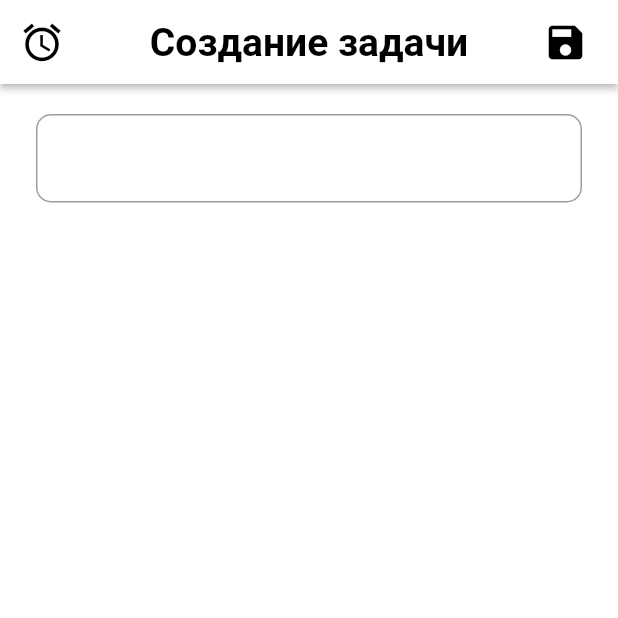
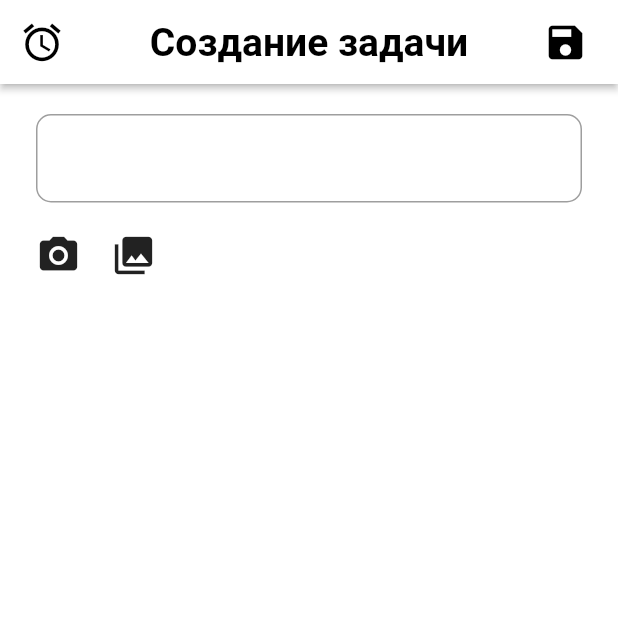
Before and after one commit to VadimKV44/to_do_fojin, a Flutter app: the screen it shows after launch, after a tap on the "add" icon, on a phone screen of 412 x 824 dp, the top half of it. Run offline on Flutter 3.47's test engine with Material 2 defaults, Android fonts, the phone set to English and light mode, and no system bars; our stand-ins replace bloc, flutter_bloc, flutter_local_notifications, hive, hive_flutter, image_picker and 1 more; missing offline and left inert: omni_datetime_picker; accounts and stored records are empty.

Commit message:
Add ability to attach a photo to todo

```diff
--- a/lib/local_storage/adapters/task_adapter.dart
+++ b/lib/local_storage/adapters/task_adapter.dart
@@ -10,7 +10,8 @@ class TaskAdapter extends TypeAdapter<TaskModel> {
     final String text = reader.readString();
     final String id = reader.readString();
     final String reminderTime = reader.readString();
-    return TaskModel(text: text, id: id, reminderTime: reminderTime);
+    final List<String> images = reader.readStringList();
+    return TaskModel(text: text, id: id, reminderTime: reminderTime, images: images);
   }
 
   @override
@@ -18,5 +19,6 @@ class TaskAdapter extends TypeAdapter<TaskModel> {
     writer.writeString(obj.text ?? '');
     writer.writeString(obj.id ?? '');
     writer.writeString(obj.reminderTime ?? '');
+    writer.writeStringList(obj.images ?? []);
   }
 }
--- a/lib/local_storage/hive_storage.dart
+++ b/lib/local_storage/hive_storage.dart
@@ -6,7 +6,9 @@ class HiveStorage {
   static Box<TaskModel> taskBox = Hive.box<TaskModel>('tasksBox');
 
   static Future<bool> openTaskBox() async {
-    Hive.registerAdapter(TaskAdapter());
+    if (!Hive.isAdapterRegistered(0)) {
+      Hive.registerAdapter(TaskAdapter());
+    }
     taskBox = await Hive.openBox('tasksBox');
     return taskBox.isOpen;
   }
--- a/lib/models/task_model.dart
+++ b/lib/models/task_model.dart
@@ -3,9 +3,11 @@ class TaskModel {
     this.text,
     this.id,
     this.reminderTime,
+    this.images,
   });
 
   final String? text;
   final String? id;
   final String? reminderTime;
+  final List<String>? images;
 }
--- a/lib/screens/create_task_screen.dart
+++ b/lib/screens/create_task_screen.dart
@@ -1,5 +1,8 @@
+import 'dart:io';
+
 import 'package:flutter/material.dart';
 import 'package:flutter_bloc/flutter_bloc.dart';
+import 'package:image_picker/image_picker.dart';
 import 'package:intl/intl.dart';
 import 'package:omni_datetime_picker/omni_datetime_picker.dart';
 import 'package:to_do_fojin/bloc/tasks_cubit/tasks_cubit.dart';
@@ -29,11 +32,12 @@ class _CreateTaskScreenState extends State<CreateTaskScreen> {
 
   @override
   Widget build(BuildContext context) {
-    return BlocListener<TasksCubit, TasksState>(
-      listener: (context, state) {
-        if (state is TasksInitial) {
-          Navigator.pop(context);
-        }
+    return BlocBuilder<TasksCubit, TasksState>(
+      builder: (context, state) {
+        return WillPopScope(
+          onWillPop: () async {
+            BlocProvider.of<TasksCubit>(context).images.clear();
+            return true;
           },
           child: GestureDetector(
             onTap: () => FocusScope.of(context).requestFocus(FocusNode()),
@@ -93,6 +97,8 @@ class _CreateTaskScreenState extends State<CreateTaskScreen> {
                           _taskController.text,
                           dateTime != null ? DateFormat('kk:mm yyyy.MM.dd').format(dateTime!).toString() : '',
                         );
+                        BlocProvider.of<TasksCubit>(context).images.clear();
+                        Navigator.pop(context);
                       },
                       child: const Icon(
                         Icons.save,
@@ -120,6 +126,50 @@ class _CreateTaskScreenState extends State<CreateTaskScreen> {
                       CustomTextFieldWidget(
                         controller: _taskController,
                       ),
+                      const SizedBox(height: 20.0),
+                      BlocProvider.of<TasksCubit>(context).images.length < 5
+                          ? Padding(
+                            padding: const EdgeInsets.only(bottom: 20.0),
+                            child: Row(
+                                children: [
+                                  InkWell(
+                                    onTap: () {
+                                      BlocProvider.of<TasksCubit>(context).takeAPicture();
+                                    },
+                                    child: const Icon(Icons.camera_alt, size: 30.0),
+                                  ),
+                                  const SizedBox(width: 20.0),
+                                  InkWell(
+                                    onTap: () {
+                                      BlocProvider.of<TasksCubit>(context).selectImageFromGallery();
+                                    },
+                                    child: const Icon(Icons.photo_library, size: 30.0),
+                                  ),
+                                ],
+                              ),
+                          )
+                          : const SizedBox(),
+                      BlocProvider.of<TasksCubit>(context).images.isNotEmpty
+                          ? Expanded(
+                              child: GridView.builder(
+                                gridDelegate: const SliverGridDelegateWithFixedCrossAxisCount(crossAxisCount: 2),
+                                itemCount: BlocProvider.of<TasksCubit>(context).images.length,
+                                itemBuilder: (context, index) {
+                                  List<XFile> images = BlocProvider.of<TasksCubit>(context).images;
+                                  return Padding(
+                                    padding: const EdgeInsets.all(10.0),
+                                    child: ClipRRect(
+                                      borderRadius: BorderRadius.circular(10.0),
+                                      child: Image.file(
+                                        File(images[index].path),
+                                        fit: BoxFit.cover,
+                                      ),
+                                    ),
+                                  );
+                                },
+                              ),
+                            )
+                          : const SizedBox(),
                     ],
                   ),
                 ),
@@ -127,5 +177,7 @@ class _CreateTaskScreenState extends State<CreateTaskScreen> {
             ),
           ),
         );
+      },
+    );
   }
 }
--- a/lib/screens/home_screen.dart
+++ b/lib/screens/home_screen.dart
@@ -64,6 +64,7 @@ class _HomeScreenState extends State<HomeScreen> {
                       return TaskItemWidget(
                         text: tasksList[index].text ?? '',
                         reminderTime: tasksList[index].reminderTime ?? '',
+                        pathsToPictures: tasksList[index].images ?? [],
                         onTap: () {
                           Navigator.push(
                             context,
@@ -71,6 +72,7 @@ class _HomeScreenState extends State<HomeScreen> {
                               builder: (context) => DeleteTaskScreen(
                                 taskText: tasksList[index].text ?? '',
                                 taskId: tasksList[index].id ?? '',
+                                pathsToPictures: tasksList[index].images ?? [],
                               ),
                             ),
                           );
--- a/pubspec.yaml
+++ b/pubspec.yaml
@@ -20,6 +20,7 @@ dependencies:
   intl: ^0.18.1
   hive: ^2.2.3
   hive_flutter: ^1.1.0
+  image_picker: ^1.0.2
 
 
 dev_dependencies:
```
Also changed, not shown: lib/bloc/tasks_cubit/tasks_cubit.dart (+32 -2 lines), lib/screens/delete_task_screen.dart (+25 -2 lines), lib/widgets/task_item_widget.dart (+38 -8 lines), pubspec.lock, 1 other file. Lines whose indentation alone changed are shown as unchanged.
